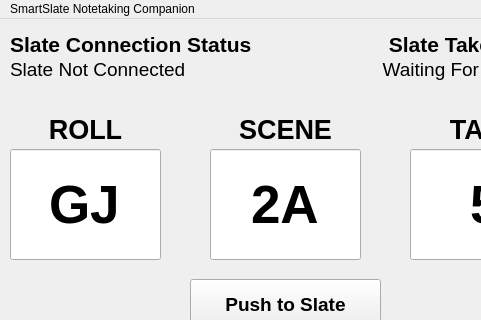
The window that notetaker.ui (eollins/SmartSlateCompanion) describes before a commit, drawn with Qt 5; both pictures show x 0 to 481 and y 0 to 320 of the 570 by 719 pixel window.
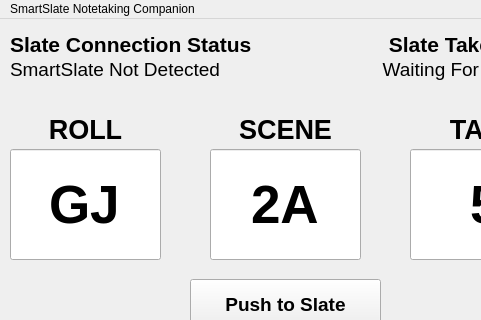
The same window after the commit.

Patch:
```diff
--- a/notetaker.ui
+++ b/notetaker.ui
@@ -48,7 +48,7 @@
      </font>
     </property>
     <property name="text">
-     <string>Slate Not Connected</string>
+     <string>SmartSlate Not Detected</string>
     </property>
    </widget>
    <widget class="QLabel" name="label_4">
```
